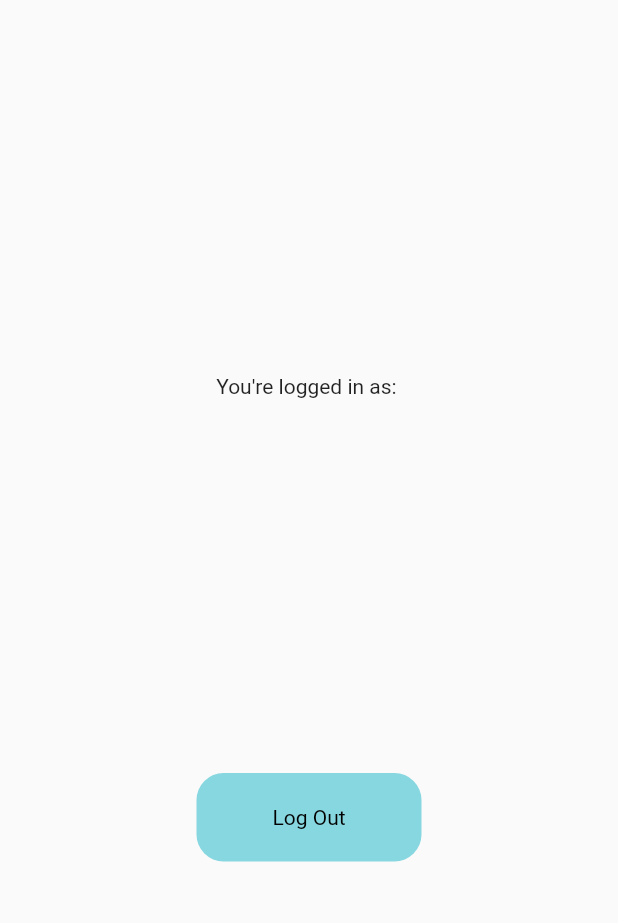
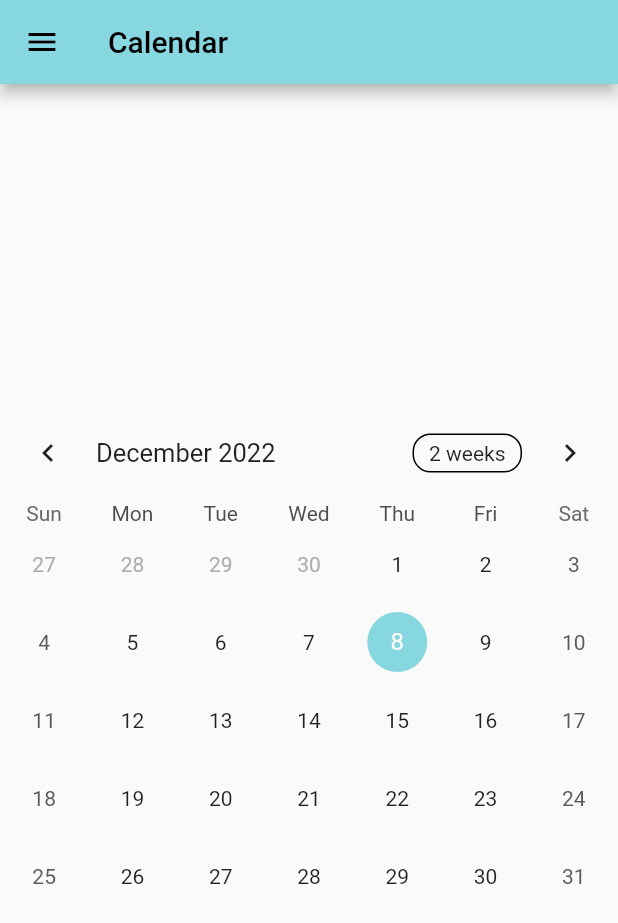
Before and after one commit to Ryan-Sum/fbla_22_23_project, a Flutter app: the screen it shows once a user with an empty profile is signed in, on a phone screen of 412 x 824 dp. Shown: the top 923 px of the screen. Run offline on Flutter 3.47's test engine with Material 2 defaults, Android fonts, the phone set to English and light mode, and no system bars; drawn by our look-alikes of table_calendar; our stand-ins replace cloud_firestore, firebase_auth, firebase_core, firebase_storage; accounts and stored records are empty; network calls fail.

```diff
--- a/lib/main.dart
+++ b/lib/main.dart
@@ -1,5 +1,5 @@
+import 'package:fbla_22_23_project/screens/home.dart';
 import 'package:fbla_22_23_project/screens/login/login.dart';
-import 'package:fbla_22_23_project/screens/upcomming_events/upcomming_events.dart';
 import 'package:fbla_22_23_project/themes/light_them.dart';
 import 'package:firebase_auth/firebase_auth.dart';
 import 'package:flutter/material.dart';
@@ -41,14 +41,13 @@ class MyApp extends StatelessWidget {
           if (snapshot.hasData) {
             return Provider(
               create: (email) => FirebaseAuth.instance.currentUser?.email,
-              child: const UpcommingEvents(),
+              child: const HomePage(),
             );
           } else {
             return const LoginScreen();
           }
         },
       ),
-      //home: const LoginScreen(),
     );
   }
 }
--- /dev/null
+++ b/lib/screens/calendar/calendar.dart
@@ -0,0 +1,52 @@
+import 'package:fbla_22_23_project/themes/palette.dart';
+import 'package:flutter/material.dart';
+import 'package:table_calendar/table_calendar.dart';
+
+class Calendar extends StatefulWidget {
+  const Calendar({super.key});
+
+  @override
+  State<Calendar> createState() => _CalendarState();
+}
+
+class _CalendarState extends State<Calendar> {
+  DateTime _selectedDay = DateTime.now();
+  DateTime _focusedDay = DateTime.now();
+  CalendarFormat _calendarFormat = CalendarFormat.month;
+  @override
+  Widget build(BuildContext context) {
+    return Center(
+      child: TableCalendar(
+        firstDay: DateTime.utc(2022, 8, 10),
+        lastDay: DateTime.utc(2023, 5, 26),
+        focusedDay: _focusedDay,
+        selectedDayPredicate: (day) {
+          return isSameDay(_selectedDay, day);
+        },
+        onDaySelected: (selectedDay, focusedDay) {
+          setState(() {
+            _selectedDay = selectedDay;
+            _focusedDay = focusedDay;
+          });
+        },
+        calendarFormat: _calendarFormat,
+        onFormatChanged: (format) {
+          setState(() {
+            _calendarFormat = format;
+          });
+        },
+        onPageChanged: (focusedDay) {
+          _focusedDay = focusedDay;
+        },
+        calendarStyle: CalendarStyle(
+            selectedDecoration: const BoxDecoration(
+                color: Palette.primarySwatch, shape: BoxShape.circle),
+            todayDecoration: BoxDecoration(
+              shape: BoxShape.circle,
+              border: Border.all(color: Palette.primarySwatch, width: 3.0),
+            ),
+            todayTextStyle: const TextStyle(color: Colors.black)),
+      ),
+    );
+  }
+}
--- /dev/null
+++ b/lib/screens/home.dart
@@ -0,0 +1,104 @@
+import 'package:fbla_22_23_project/screens/calendar/calendar.dart';
+import 'package:fbla_22_23_project/screens/messages/messages.dart';
+import 'package:fbla_22_23_project/screens/profile/profile_screen.dart';
+import 'package:fbla_22_23_project/screens/upcomming_events/upcomming_events.dart';
+import 'package:fbla_22_23_project/themes/palette.dart';
+import 'package:flutter/material.dart';
+import 'package:provider/provider.dart';
+
+class HomePage extends StatefulWidget {
+  const HomePage({super.key});
+
+  @override
+  State<HomePage> createState() => _HomePageState();
+}
+
+class _HomePageState extends State<HomePage> {
+  Widget screen = const Calendar();
+  String title = 'Calendar';
+  @override
+  Widget build(BuildContext context) {
+    return Scaffold(
+      appBar: AppBar(
+        title: Text(title),
+      ),
+      drawer: Drawer(
+        child: ListView(
+          padding: EdgeInsets.zero,
+          children: <Widget>[
+            DrawerHeader(
+              decoration: const BoxDecoration(
+                color: Palette.primarySwatch,
+              ),
+              child: Column(
+                crossAxisAlignment: CrossAxisAlignment.start,
+                children: [
+                  Row(
+                    children: const [
+                      Icon(
+                        Icons.person,
+                        color: Colors.white,
+                        size: 64,
+                      ),
+                      Spacer(),
+                    ],
+                  ),
+                  Text(
+                    context.read<String>(),
+                    style: const TextStyle(
+                      color: Colors.white,
+                      fontSize: 16,
+                    ),
+                  ),
+                ],
+              ),
+            ),
+            ListTile(
+              leading: const Icon(Icons.event),
+              title: const Text('Upcomming Events'),
+              onTap: () {
+                setState(() {
+                  screen = const UpcommingEvents();
+                  title = 'Upcomming Events';
+                  Navigator.pop(context);
+                });
+              },
+            ),
+            ListTile(
+              leading: const Icon(Icons.calendar_month),
+              title: const Text('Calendar'),
+              onTap: () {
+                setState(() {
+                  screen = const Calendar();
+                  title = 'Calendar';
+                  Navigator.pop(context);
+                });
+              },
+            ),
+            ListTile(
+                leading: const Icon(Icons.message),
+                title: const Text('Messages'),
+                onTap: () {
+                  setState(() {
+                    screen = const MessagesScreen();
+                    title = 'Messages';
+                    Navigator.pop(context);
+                  });
+                }),
+            ListTile(
+                leading: const Icon(Icons.person),
+                title: const Text('Profile'),
+                onTap: () {
+                  setState(() {
+                    screen = const ProfileScreen();
+                    title = 'Profile';
+                    Navigator.pop(context);
+                  });
+                }),
+          ],
+        ),
+      ),
+      body: screen,
+    );
+  }
+}
--- a/pubspec.yaml
+++ b/pubspec.yaml
@@ -41,6 +41,9 @@ dependencies:
   firebase_auth: ^4.1.3
   provider: ^6.0.4
   email_validator: ^2.1.17
+  firebase_storage: ^11.0.6
+  table_calendar: ^3.0.8
+  intl: ^0.17.0
 
 dev_dependencies:
   flutter_test:
```
Also changed, not shown: lib/citations.txt (added, +8 -0 lines), lib/functions/event.dart (added, +36 -0 lines), lib/functions/get_events.dart (added, +10 -0 lines), lib/screens/messages/messages.dart (added, +17 -0 lines), lib/screens/profile/profile_screen.dart (added, +38 -0 lines), lib/screens/upcomming_events/local_widgets/event_card.dart (added, +45 -0 lines), lib/screens/upcomming_events/local_widgets/event_list.dart (added, +151 -0 lines), lib/screens/upcomming_events/upcomming_events.dart (+69 -26 lines), pubspec.lock, 2 other files.
